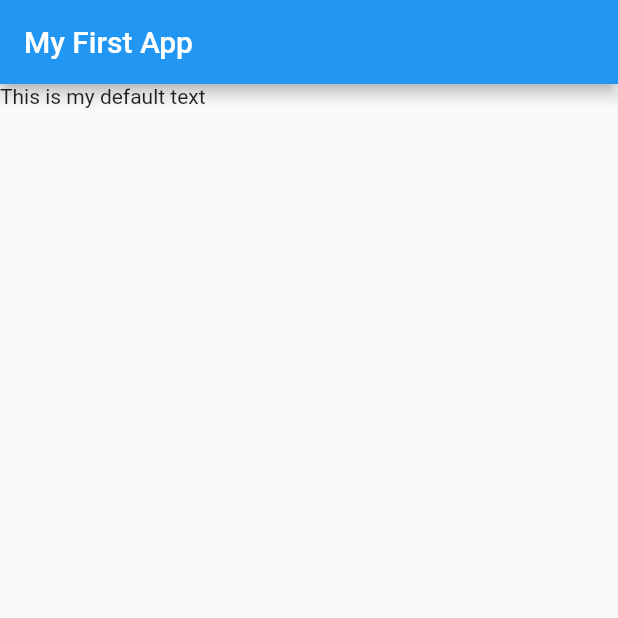
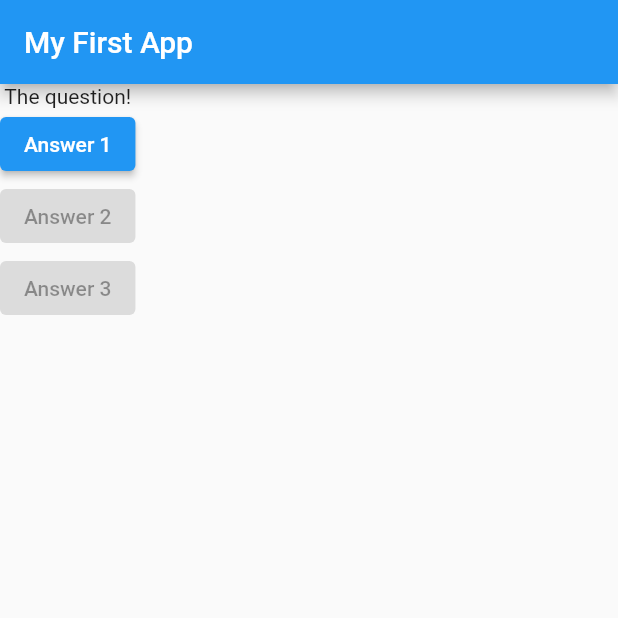
Before and after one commit to lootarola/flutter_quiz_app, a Flutter app: the screen it shows after launch, on a phone screen of 412 x 824 dp, the top half of it. Run offline on Flutter 3.47's test engine with Material 2 defaults, Android fonts, the phone set to English and light mode, and no system bars.

Commit message:
feat: added answer buttons and print interaction to answer 1

```diff
--- a/lib/main.dart
+++ b/lib/main.dart
@@ -3,14 +3,36 @@ import 'package:flutter/material.dart';
 void main() => runApp(MyApp());
 
 class MyApp extends StatelessWidget {
+  void answerQuestion() {
+    print('Answer chosen');
+  }
+
   @override
   Widget build(BuildContext context) {
+    var questions = [
+      'What\'s your favorite color?',
+      'What\'s your favorite color'
+    ];
     return MaterialApp(
       home: Scaffold(
         appBar: AppBar(
           title: Text('My First App'),
         ),
-        body: Text('This is my default text'),
+        body: Column(children: [
+          Text('The question!'),
+          ElevatedButton(
+            child: Text('Answer 1'),
+            onPressed: answerQuestion,
+          ),
+          ElevatedButton(
+            child: Text('Answer 2'),
+            onPressed: null,
+          ),
+          ElevatedButton(
+            child: Text('Answer 3'),
+            onPressed: null,
+          ),
+        ]),
       ),
     );
   }
```
